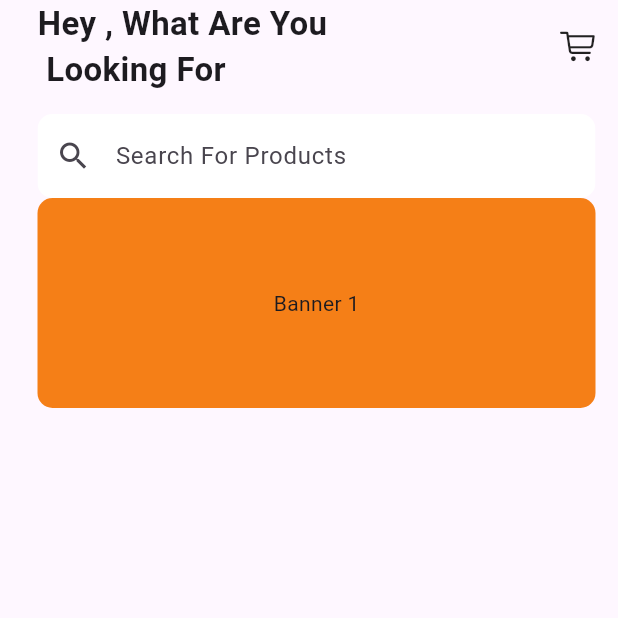
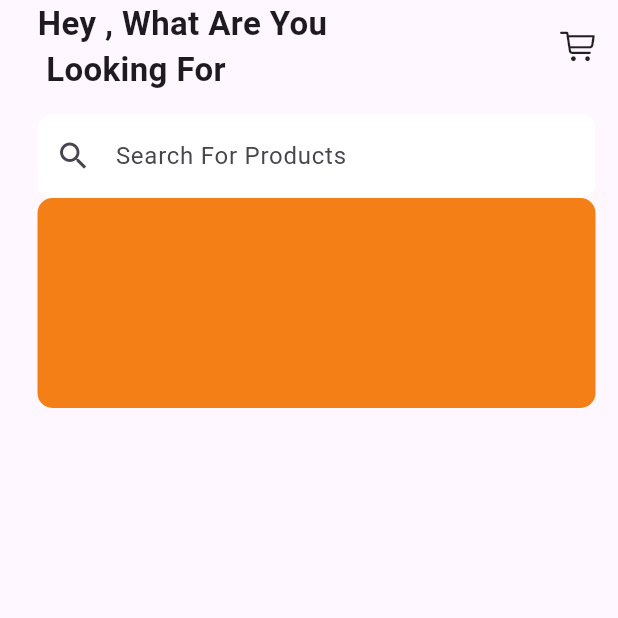
Before and after one commit to Nurujjaman329/ecommerce_project, a Flutter app: the screen it shows after launch, on a phone screen of 412 x 824 dp, the top half of it. Run offline on Flutter 3.47's test engine with Material 3 defaults, Android fonts, the phone set to English and light mode, and no system bars; our stand-ins replace cloud_firestore, firebase_core; accounts and stored records are empty.

Commit message:
banner add

```diff
--- a/lib/views/buyers/nav_screens/widgets/banner_widget.dart
+++ b/lib/views/buyers/nav_screens/widgets/banner_widget.dart
@@ -1,3 +1,4 @@
+import 'package:cloud_firestore/cloud_firestore.dart';
 import 'package:flutter/material.dart';
 
 class BannerWidget extends StatefulWidget {
@@ -8,6 +9,28 @@ class BannerWidget extends StatefulWidget {
 }
 
 class _BannerWidgetState extends State<BannerWidget> {
+  final FirebaseFirestore _firestore = FirebaseFirestore.instance;
+  final List _bannerImage = [];
+
+  getBanners() {
+    return _firestore
+        .collection('banners')
+        .get()
+        .then((QuerySnapshot querySnapshot) {
+      querySnapshot.docs.forEach((doc) {
+        setState(() {
+          _bannerImage.add(doc['image']);
+        });
+      });
+    });
+  }
+
+  @override
+  void initState() {
+    getBanners();
+    super.initState();
+  }
+
   @override
   Widget build(BuildContext context) {
     return Container(
@@ -16,13 +39,16 @@ class _BannerWidgetState extends State<BannerWidget> {
         decoration: BoxDecoration(
             color: Colors.yellow.shade900,
             borderRadius: BorderRadius.circular(10.0)),
-      child: PageView(
-        children: [
-          Center(child: Text('Banner 1')),
-          Center(child: Text('Banner 2')),
-          Center(child: Text('Banner 3')),
-        ],
+        child: PageView.builder(
+            itemCount: _bannerImage.length,
+            itemBuilder: (context, index) {
+              return ClipRRect(
+                borderRadius: BorderRadius.circular(10.0),
+                child: Image.network(
+                  _bannerImage[index],
+                  fit: BoxFit.cover,
                 ),
               );
+            }));
   }
 }
```
Lines whose indentation alone changed are shown as unchanged.
